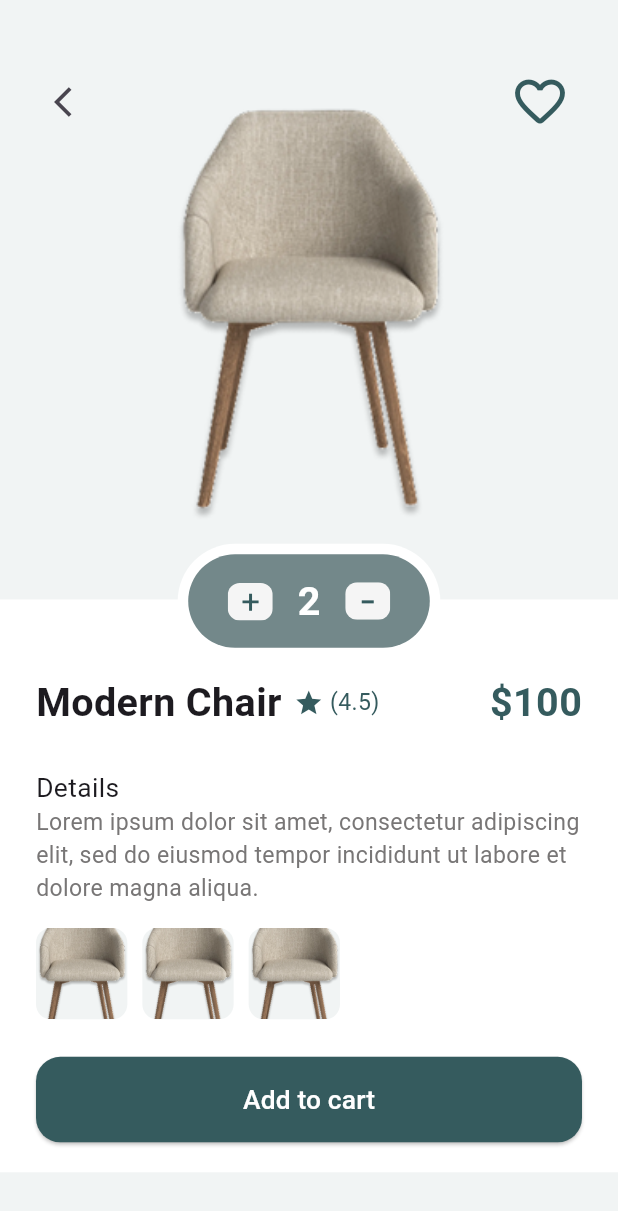
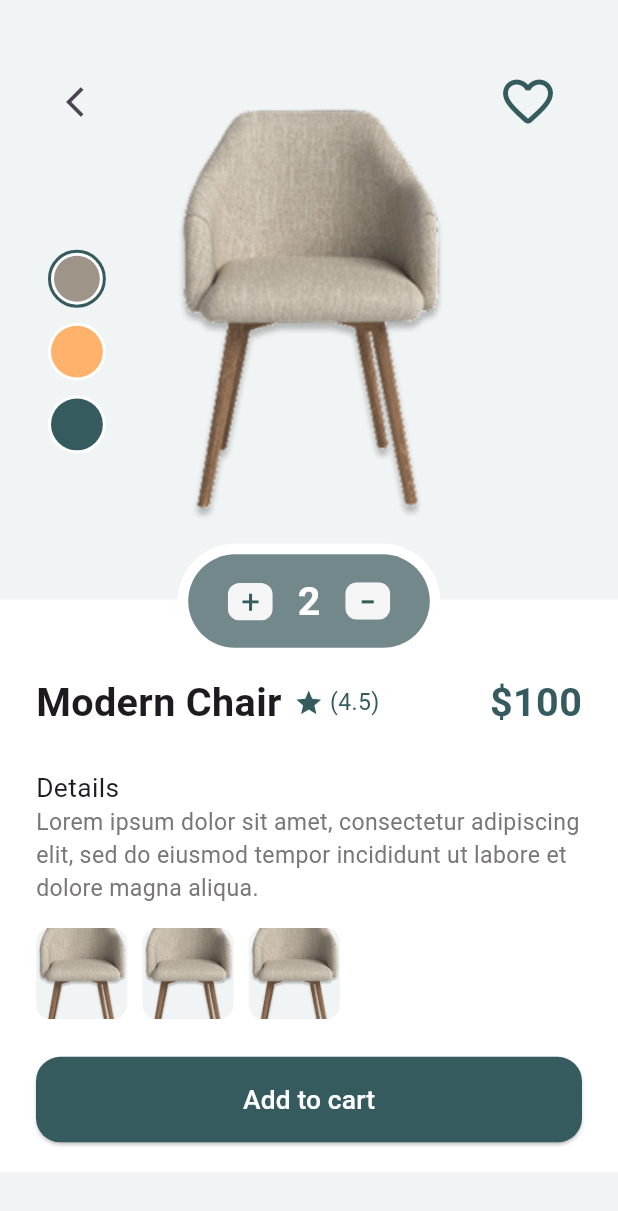
Before and after one commit to omarelshahawy00/furniture_app, a Flutter app: the ProductDetailsView screen opened by its route, on a phone screen of 412 x 824 dp. Shown: the top 1211 px of the screen. Run offline on Flutter 3.47's test engine with Material 3 defaults, Android fonts, the phone set to English and light mode, and no system bars; our stand-ins replace bloc, flutter_bloc, flutter_screenutil, flutter_svg, gap, go_router and 2 more.

Commit message:
Add color selection feature to product details view

```diff
--- a/lib/features/home/presentation/views/widgets/product_details_view_body.dart
+++ b/lib/features/home/presentation/views/widgets/product_details_view_body.dart
@@ -13,12 +13,18 @@ class ProductDetailsViewBody extends StatelessWidget {
 
   @override
   Widget build(BuildContext context) {
+    final List<Color> colors = [
+      const Color(0xFF9E9487), // Brownish
+      const Color(0xFFFFB26B), // Orange
+      const Color(0xFF365B5E), // Dark teal
+    ];
+    const int selectedIndex = 0; // First one is selected
     return SingleChildScrollView(
       child: Stack(
         alignment: Alignment.topCenter,
         children: [
           Padding(
-            padding: const EdgeInsets.symmetric(horizontal: 24),
+            padding: const EdgeInsets.symmetric(horizontal: 32),
             child: CustomAppBar(
               showLeading: true,
               showSuffix: true,
@@ -28,6 +34,40 @@ class ProductDetailsViewBody extends StatelessWidget {
                   Icons.favorite_border_rounded,
                   size: 40,
                   color: ColorsManager.primaryColor,
+                ),
+              ),
+            ),
+          ),
+          Positioned(
+            top: .19.sh,
+            left: 32,
+            child: Column(
+              children: List.generate(
+                3,
+                (index) => Padding(
+                  padding: const EdgeInsets.only(top: 10),
+                  child: GestureDetector(
+                    onTap: () {},
+                    child: Container(
+                      padding: EdgeInsets.all(selectedIndex == index ? 2 : 0),
+                      width: 38.r,
+                      height: 38.r,
+                      decoration: BoxDecoration(
+                        color: Colors.white,
+                        shape: BoxShape.circle,
+                        border: Border.all(
+                          width: 2,
+                          color: selectedIndex == index
+                              ? ColorsManager.primaryColor
+                              : Colors.transparent,
+                        ),
+                      ),
+                      child: CircleAvatar(
+                        backgroundColor: colors[index],
+                        radius: 16.r,
+                      ),
+                    ),
+                  ),
                 ),
               ),
             ),
```
